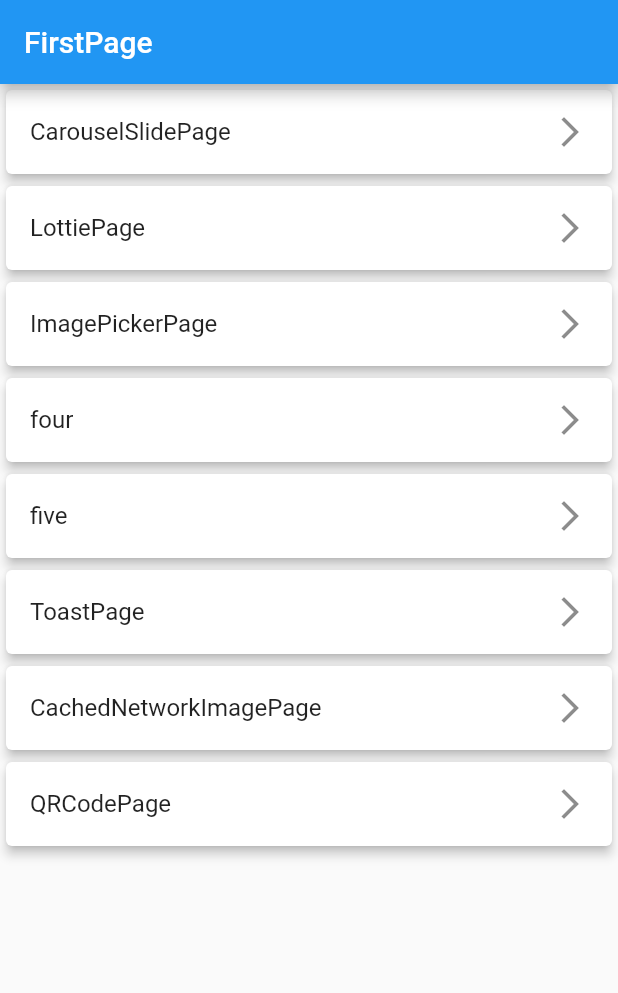
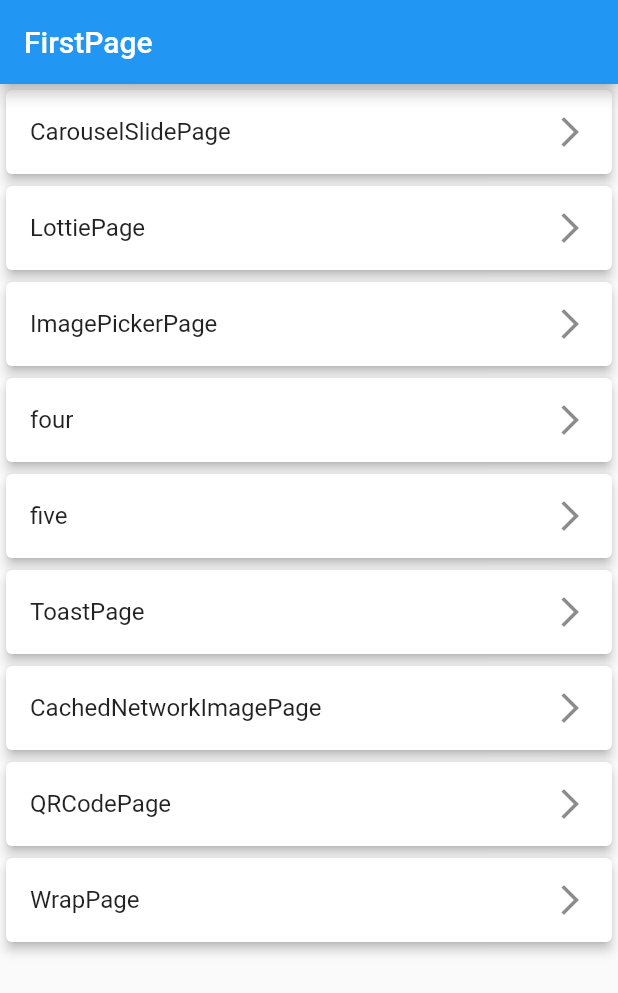
Before and after one commit to soutsjjw/flutter_getx_iThome, a Flutter app: the screen it shows after launch, on a phone screen of 412 x 824 dp. Shown: the top 993 px of the screen. Run offline on Flutter 3.47's test engine with Material 2 defaults, Android fonts, the phone set to English and light mode, and no system bars; drawn by our look-alikes of flutter_slidable; our stand-ins replace animated_text_kit, cached_network_image, carousel_slider, equatable, fluttertoast, gallery_saver and 6 more; missing offline and left inert: qr_code_scanner.

Commit message:
[Day15] Flutter with GetX Wrap & Chip
https://ithelp.ithome.com.tw/articles/10274431

```diff
--- a/lib/pages/first_page/first_page_controller.dart
+++ b/lib/pages/first_page/first_page_controller.dart
@@ -14,6 +14,7 @@ class FirstPageController extends GetxController{
     "ToastPage",
     "CachedNetworkImagePage",
     "QRCodePage",
+    "WrapPage",
   ].obs;
   get dataList => _dataList.toList();
 
--- /dev/null
+++ b/lib/pages/wrap/wrap_bindings.dart
@@ -0,0 +1,9 @@
+import 'package:flutter_getx_ithome/pages/wrap/wrap_controller.dart';
+import 'package:get/get.dart';
+
+class WrapBinding implements Bindings {
+  @override
+  void dependencies() {
+    Get.lazyPut(() => WrapController());
+  }
+}
--- a/lib/routes/app_pages.dart
+++ b/lib/routes/app_pages.dart
@@ -14,6 +14,8 @@ import 'package:flutter_getx_ithome/pages/qr_code_scan/qr_code_scan_bindings.dar
 import 'package:flutter_getx_ithome/pages/qr_code_scan/qr_code_scan_page.dart';
 import 'package:flutter_getx_ithome/pages/toast/toast_bindings.dart';
 import 'package:flutter_getx_ithome/pages/toast/toast_page.dart';
+import 'package:flutter_getx_ithome/pages/wrap/wrap_bindings.dart';
+import 'package:flutter_getx_ithome/pages/wrap/wrap_page.dart';
 import 'package:get/get.dart';
 part 'app_routes.dart';
 
@@ -61,5 +63,10 @@ abstract class AppPages {
       page: () => QRCodeScanPage(),
       binding: QRCodeScanBinding(),
     ),
+    GetPage(
+      name: Routes.WRAP,
+      page: () => WrapPage(),
+      binding: WrapBinding(),
+    ),
   ];
 }
--- a/lib/routes/app_routes.dart
+++ b/lib/routes/app_routes.dart
@@ -9,4 +9,5 @@ abstract class Routes {
   static const CACHEDNETWORKIMAGE = '/CachedNetworkImagePage';
   static const QRCODE = '/QRCodePage';
   static const QRCODESCAN = '/QRCodeScanPage';
+  static const WRAP = "/WrapPage";
 }
```
Also changed, not shown: lib/pages/wrap/wrap_controller.dart (added, +23 -0 lines), lib/pages/wrap/wrap_page.dart (added, +48 -0 lines).
